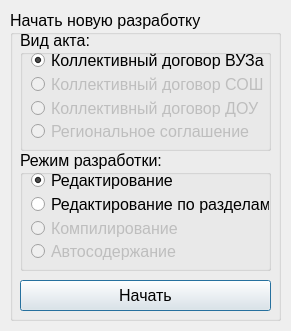
Old version of the form startdialog.ui in the repository YakSid/KDC_RSREU.
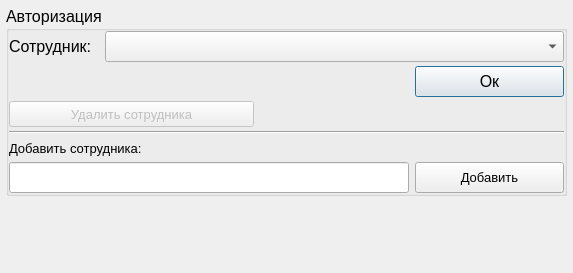
New version of the form. Icons and pictures are not drawn.

```diff
--- a/startdialog.ui
+++ b/startdialog.ui
@@ -6,10 +6,27 @@
    <rect>
     <x>0</x>
     <y>0</y>
-    <width>291</width>
-    <height>331</height>
+    <width>568</width>
+    <height>273</height>
    </rect>
   </property>
+  <property name="minimumSize">
+   <size>
+    <width>0</width>
+    <height>0</height>
+   </size>
+  </property>
+  <property name="maximumSize">
+   <size>
+    <width>600</width>
+    <height>300</height>
+   </size>
+  </property>
+  <property name="font">
+   <font>
+    <pointsize>12</pointsize>
+   </font>
+  </property>
   <property name="windowTitle">
    <string>Master KDA - Начало работы</string>
   </property>
@@ -17,14 +34,299 @@
    <iconset resource="res.qrc">
     <normaloff>:/new/prefix1/KDA1.ico</normaloff>:/new/prefix1/KDA1.ico</iconset>
   </property>
-  <widget class="QGroupBox" name="groupBox_start">
-   <property name="geometry">
-    <rect>
-     <x>10</x>
-     <y>10</y>
-     <width>271</width>
-     <height>311</height>
-    </rect>
+  <layout class="QGridLayout" name="gridLayout_3">
+   <property name="leftMargin">
+    <number>6</number>
+   </property>
+   <property name="topMargin">
+    <number>6</number>
+   </property>
+   <property name="rightMargin">
+    <number>6</number>
+   </property>
+   <property name="bottomMargin">
+    <number>6</number>
+   </property>
+   <property name="spacing">
+    <number>0</number>
+   </property>
+   <item row="0" column="0">
+    <widget class="QStackedWidget" name="stackedWidget">
+     <property name="currentIndex">
+      <number>0</number>
+     </property>
+     <widget class="QWidget" name="page_authorization">
+      <layout class="QGridLayout" name="gridLayout_2">
+       <property name="leftMargin">
+        <number>0</number>
+       </property>
+       <property name="topMargin">
+        <number>0</number>
+       </property>
+       <property name="rightMargin">
+        <number>0</number>
+       </property>
+       <property name="bottomMargin">
+        <number>0</number>
+       </property>
+       <property name="spacing">
+        <number>0</number>
+       </property>
+       <item row="0" column="0">
+        <widget class="QGroupBox" name="gb_authorization">
+         <property name="maximumSize">
+          <size>
+           <width>571</width>
+           <height>212</height>
+          </size>
+         </property>
+         <property name="title">
+          <string>Авторизация</string>
+         </property>
+         <layout class="QGridLayout" name="gridLayout">
+          <property name="leftMargin">
+           <number>0</number>
+          </property>
+          <property name="topMargin">
+           <number>0</number>
+          </property>
+          <property name="rightMargin">
+           <number>0</number>
+          </property>
+          <property name="bottomMargin">
+           <number>0</number>
+          </property>
+          <property name="horizontalSpacing">
+           <number>6</number>
+          </property>
+          <property name="verticalSpacing">
+           <number>4</number>
+          </property>
+          <item row="0" column="0">
+           <widget class="QLabel" name="label">
+            <property name="maximumSize">
+             <size>
+              <width>90</width>
+              <height>16777215</height>
+             </size>
+            </property>
+            <property name="text">
+             <string>Сотрудник:</string>
+            </property>
+           </widget>
+          </item>
+          <item row="0" column="1" colspan="3">
+           <widget class="QComboBox" name="cb_author">
+            <property name="font">
+             <font>
+              <pointsize>14</pointsize>
+             </font>
+            </property>
+           </widget>
+          </item>
+          <item row="1" column="0" colspan="3">
+           <spacer name="horizontalSpacer">
+            <property name="orientation">
+             <enum>Qt::Horizontal</enum>
+            </property>
+            <property name="sizeHint" stdset="0">
+             <size>
+              <width>396</width>
+              <height>20</height>
+             </size>
+            </property>
+           </spacer>
+          </item>
+          <item row="1" column="3">
+           <widget class="QPushButton" name="pb_accept">
+            <property name="minimumSize">
+             <size>
+              <width>0</width>
+              <height>31</height>
+             </size>
+            </property>
+            <property name="font">
+             <font>
+              <pointsize>12</pointsize>
+             </font>
+            </property>
+            <property name="text">
+             <string>Ок</string>
+            </property>
+           </widget>
+          </item>
+          <item row="2" column="0" colspan="2">
+           <widget class="QPushButton" name="pb_deleteAuthor">
+            <property name="enabled">
+             <bool>false</bool>
+            </property>
+            <property name="minimumSize">
+             <size>
+              <width>0</width>
+              <height>26</height>
+             </size>
+            </property>
+            <property name="font">
+             <font>
+              <pointsize>10</pointsize>
+             </font>
+            </property>
+            <property name="text">
+             <string>Удалить сотрудника</string>
+            </property>
+           </widget>
+          </item>
+          <item row="2" column="2" colspan="2">
+           <spacer name="horizontalSpacer_2">
+            <property name="orientation">
+             <enum>Qt::Horizontal</enum>
+            </property>
+            <property name="sizeHint" stdset="0">
+             <size>
+              <width>263</width>
+              <height>20</height>
+             </size>
+            </property>
+           </spacer>
+          </item>
+          <item row="3" column="0" colspan="4">
+           <widget class="Line" name="line">
+            <property name="orientation">
+             <enum>Qt::Horizontal</enum>
+            </property>
+           </widget>
+          </item>
+          <item row="4" column="0" colspan="2">
+           <widget class="QLabel" name="label_2">
+            <property name="font">
+             <font>
+              <pointsize>10</pointsize>
+             </font>
+            </property>
+            <property name="text">
+             <string>Добавить сотрудника:</string>
+            </property>
+           </widget>
+          </item>
+          <item row="4" column="2" colspan="2">
+           <spacer name="horizontalSpacer_3">
+            <property name="orientation">
+             <enum>Qt::Horizontal</enum>
+            </property>
+            <property name="sizeHint" stdset="0">
+             <size>
+              <width>263</width>
+              <height>20</height>
+             </size>
+            </property>
+           </spacer>
+          </item>
+          <item row="5" column="0" colspan="3">
+           <widget class="QLineEdit" name="ln_addAuthor">
+            <property name="minimumSize">
+             <size>
+              <width>0</width>
+              <height>31</height>
+             </size>
+            </property>
+            <property name="font">
+             <font>
+              <pointsize>10</pointsize>
+             </font>
+            </property>
+           </widget>
+          </item>
+          <item row="5" column="3">
+           <widget class="QPushButton" name="pb_addAuthor">
+            <property name="minimumSize">
+             <size>
+              <width>0</width>
+              <height>31</height>
+             </size>
+            </property>
+            <property name="font">
+             <font>
+              <pointsize>10</pointsize>
+             </font>
+            </property>
+            <property name="text">
+             <string>Добавить</string>
+            </property>
+           </widget>
+          </item>
+         </layout>
+        </widget>
+       </item>
+       <item row="1" column="0">
+        <spacer name="verticalSpacer">
+         <property name="orientation">
+          <enum>Qt::Vertical</enum>
+         </property>
+         <property name="sizeHint" stdset="0">
+          <size>
+           <width>20</width>
+           <height>40</height>
+          </size>
+         </property>
+        </spacer>
+       </item>
+      </layout>
+     </widget>
+     <widget class="QWidget" name="page_start">
+      <layout class="QVBoxLayout" name="verticalLayout_3">
+       <property name="leftMargin">
+        <number>0</number>
+       </property>
+       <property name="topMargin">
+        <number>0</number>
+       </property>
+       <property name="rightMargin">
+        <number>0</number>
+       </property>
+       <property name="bottomMargin">
+        <number>0</number>
+       </property>
+       <item>
+        <layout class="QHBoxLayout" name="horizontalLayout">
+         <item>
+          <widget class="QLabel" name="lb_author">
+           <property name="text">
+            <string>Сотрудник:</string>
+           </property>
+          </widget>
+         </item>
+         <item>
+          <widget class="QPushButton" name="pb_changeAuthor">
+           <property name="minimumSize">
+            <size>
+             <width>0</width>
+             <height>31</height>
+            </size>
+           </property>
+           <property name="text">
+            <string>Сменить сотрудника</string>
+           </property>
+          </widget>
+         </item>
+         <item>
+          <spacer name="horizontalSpacer_4">
+           <property name="orientation">
+            <enum>Qt::Horizontal</enum>
+           </property>
+           <property name="sizeHint" stdset="0">
+            <size>
+             <width>40</width>
+             <height>20</height>
+            </size>
+           </property>
+          </spacer>
+         </item>
+        </layout>
+       </item>
+       <item>
+        <widget class="QGroupBox" name="gb_start">
+         <property name="enabled">
+          <bool>true</bool>
    </property>
    <property name="font">
     <font>
@@ -34,43 +336,33 @@
    <property name="title">
     <string>Начать новую разработку</string>
    </property>
+         <layout class="QGridLayout" name="gridLayout_4">
+          <property name="topMargin">
+           <number>0</number>
+          </property>
+          <item row="0" column="0">
    <widget class="QGroupBox" name="groupBox_vid_akta">
-    <property name="geometry">
-     <rect>
-      <x>10</x>
-      <y>20</y>
-      <width>251</width>
-      <height>121</height>
-     </rect>
-    </property>
     <property name="title">
      <string>Вид акта:</string>
     </property>
-    <widget class="QRadioButton" name="rbSOSH">
-     <property name="enabled">
-      <bool>false</bool>
-     </property>
-     <property name="geometry">
-      <rect>
-       <x>11</x>
-       <y>45</y>
-       <width>236</width>
-       <height>18</height>
-      </rect>
-     </property>
-     <property name="text">
-      <string>Коллективный договор СОШ</string>
-     </property>
-    </widget>
+            <layout class="QVBoxLayout" name="verticalLayout">
+             <property name="spacing">
+              <number>0</number>
+             </property>
+             <property name="leftMargin">
+              <number>9</number>
+             </property>
+             <property name="topMargin">
+              <number>9</number>
+             </property>
+             <property name="rightMargin">
+              <number>9</number>
+             </property>
+             <property name="bottomMargin">
+              <number>9</number>
+             </property>
+             <item>
     <widget class="QRadioButton" name="rbVUZ">
-     <property name="geometry">
-      <rect>
-       <x>11</x>
-       <y>21</y>
-       <width>236</width>
-       <height>18</height>
-      </rect>
-     </property>
      <property name="text">
       <string>Коллективный договор ВУЗа</string>
      </property>
@@ -78,60 +370,63 @@
       <bool>true</bool>
      </property>
     </widget>
+             </item>
+             <item>
+              <widget class="QRadioButton" name="rbSOSH">
+               <property name="enabled">
+                <bool>false</bool>
+               </property>
+               <property name="text">
+                <string>Коллективный договор СОШ</string>
+               </property>
+              </widget>
+             </item>
+             <item>
     <widget class="QRadioButton" name="rbDOU">
      <property name="enabled">
       <bool>false</bool>
      </property>
-     <property name="geometry">
-      <rect>
-       <x>11</x>
-       <y>69</y>
-       <width>236</width>
-       <height>18</height>
-      </rect>
-     </property>
      <property name="text">
       <string>Коллективный договор ДОУ</string>
      </property>
     </widget>
+             </item>
+             <item>
     <widget class="QRadioButton" name="rbREGSOGL">
      <property name="enabled">
       <bool>false</bool>
      </property>
-     <property name="geometry">
-      <rect>
-       <x>11</x>
-       <y>93</y>
-       <width>236</width>
-       <height>17</height>
-      </rect>
-     </property>
      <property name="text">
       <string>Региональное соглашение</string>
      </property>
     </widget>
-   </widget>
+             </item>
+            </layout>
+           </widget>
+          </item>
+          <item row="0" column="1">
    <widget class="QGroupBox" name="groupBox_rejim_razrabotki">
-    <property name="geometry">
-     <rect>
-      <x>10</x>
-      <y>140</y>
-      <width>251</width>
-      <height>121</height>
-     </rect>
-    </property>
     <property name="title">
      <string>Режим разработки:</string>
     </property>
+            <layout class="QVBoxLayout" name="verticalLayout_2">
+             <property name="spacing">
+              <number>0</number>
+             </property>
+             <property name="leftMargin">
+              <number>9</number>
+             </property>
+             <property name="topMargin">
+              <number>9</number>
+             </property>
+             <property name="rightMargin">
+              <number>9</number>
+             </property>
+             <property name="bottomMargin">
+              <number>9</number>
+             </property>
+             <item>
     <widget class="QRadioButton" name="rbRed">
-     <property name="geometry">
-      <rect>
-       <x>11</x>
-       <y>21</y>
-       <width>238</width>
-       <height>18</height>
-      </rect>
-     </property>
      <property name="text">
       <string>Редактирование</string>
      </property>
@@ -139,66 +434,88 @@
       <bool>true</bool>
      </property>
     </widget>
+             </item>
+             <item>
     <widget class="QRadioButton" name="rbRedRazd">
-     <property name="geometry">
-      <rect>
-       <x>11</x>
-       <y>45</y>
-       <width>238</width>
-       <height>18</height>
-      </rect>
-     </property>
      <property name="text">
       <string>Редактирование по разделам</string>
      </property>
     </widget>
+             </item>
+             <item>
     <widget class="QRadioButton" name="rbCompil">
      <property name="enabled">
       <bool>false</bool>
      </property>
-     <property name="geometry">
-      <rect>
-       <x>11</x>
-       <y>69</y>
-       <width>238</width>
-       <height>18</height>
-      </rect>
-     </property>
      <property name="text">
       <string>Компилирование</string>
      </property>
     </widget>
+             </item>
+             <item>
     <widget class="QRadioButton" name="rbAuto">
      <property name="enabled">
       <bool>false</bool>
      </property>
-     <property name="geometry">
-      <rect>
-       <x>11</x>
-       <y>93</y>
-       <width>238</width>
-       <height>17</height>
-      </rect>
-     </property>
      <property name="text">
       <string>Автосодержание</string>
      </property>
     </widget>
-   </widget>
+             </item>
+            </layout>
+           </widget>
+          </item>
+         </layout>
+        </widget>
+       </item>
+       <item>
+        <layout class="QHBoxLayout" name="horizontalLayout_3">
+         <item>
+          <spacer name="horizontalSpacer_5">
+           <property name="orientation">
+            <enum>Qt::Horizontal</enum>
+           </property>
+           <property name="sizeHint" stdset="0">
+            <size>
+             <width>40</width>
+             <height>20</height>
+            </size>
+           </property>
+          </spacer>
+         </item>
+         <item>
    <widget class="QPushButton" name="Start">
-    <property name="geometry">
-     <rect>
-      <x>10</x>
-      <y>270</y>
-      <width>251</width>
+           <property name="minimumSize">
+            <size>
+             <width>120</width>
       <height>31</height>
-     </rect>
+            </size>
     </property>
     <property name="text">
      <string>Начать</string>
     </property>
    </widget>
-  </widget>
+         </item>
+         <item>
+          <spacer name="horizontalSpacer_6">
+           <property name="orientation">
+            <enum>Qt::Horizontal</enum>
+           </property>
+           <property name="sizeHint" stdset="0">
+            <size>
+             <width>40</width>
+             <height>20</height>
+            </size>
+           </property>
+          </spacer>
+         </item>
+        </layout>
+       </item>
+      </layout>
+     </widget>
+    </widget>
+   </item>
+  </layout>
  </widget>
  <resources>
   <include location="res.qrc"/>
```
Lines whose indentation alone changed are shown as unchanged.
